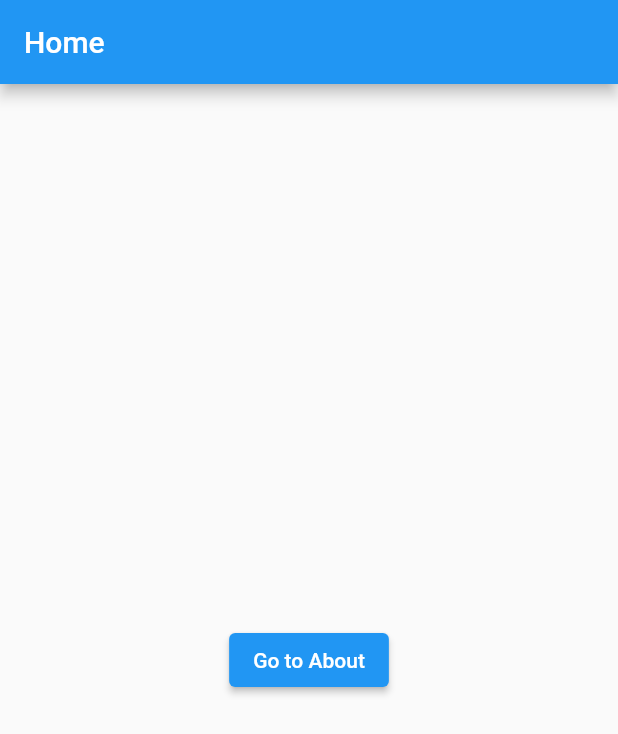
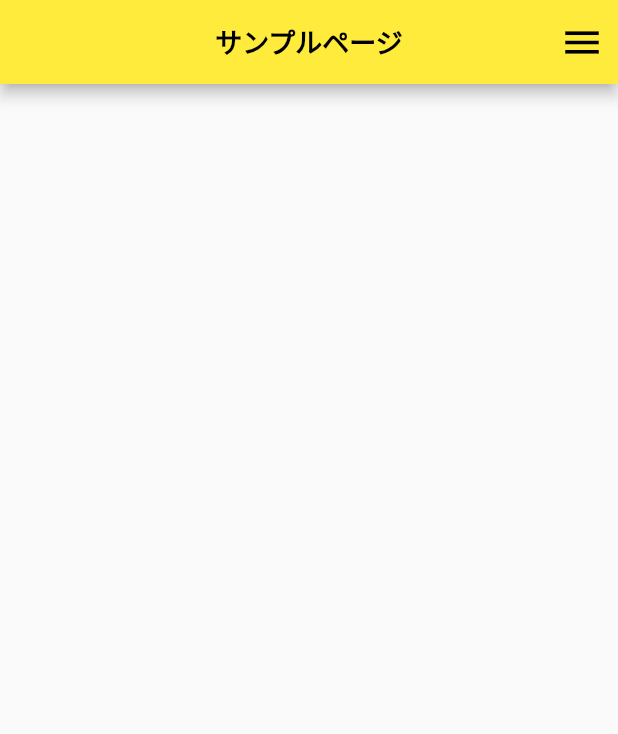
Before and after one commit to Shibata-Nanami/flutter_task_2, a Flutter app: the screen it shows after launch, on a phone screen of 412 x 824 dp. Shown: the top 734 px of the screen. Run offline on Flutter 3.47's test engine with Material 2 defaults, Android fonts, the phone set to English and light mode, and no system bars; our stand-ins replace go_router.

Commit message:
サンプルページ修正

```diff
--- a/lib/samplePage.dart
+++ b/lib/samplePage.dart
@@ -7,14 +7,29 @@ class HomeScreen extends StatelessWidget {
   @override
   Widget build(BuildContext context) {
     return Scaffold(
-      appBar: AppBar(title: const Text('Home')),
-      body: Center(
-        child: ElevatedButton(
-          onPressed: () {
-            context.go('/about');
-          },
-          child: const Text('Go to About'),
+      appBar: AppBar(
+        title: const Text(
+          'サンプルページ',
+          style: TextStyle(
+            color: Colors.black,
+            fontSize: 18.0,
+            fontWeight: FontWeight.bold,
+          ),
         ),
+        centerTitle: true,
+        actions: [
+          IconButton(
+            icon: const Icon(
+              Icons.menu,
+              color: Colors.black,
+              size: 30,
+            ),
+            onPressed: () {
+              context.go('/about');
+            },
+          ),
+        ],
+        backgroundColor: Colors.yellow,
       ),
     );
   }
```
